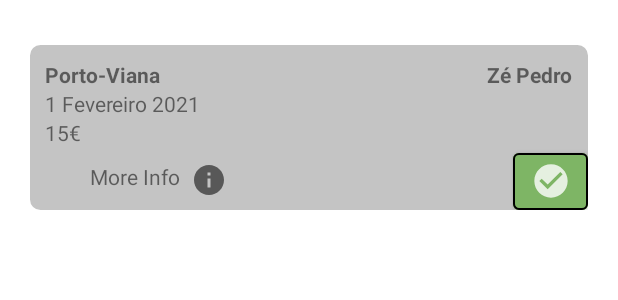
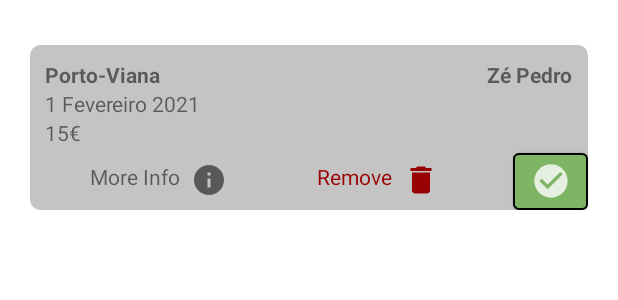
Before and after one commit to LuisPereira474/TPCM, an Android app: the layout wish_list_line.xml on its own in the app's theme, with its tools: preview values and no code run, on a phone screen of 412 x 824 dp. Shown: the top 300 px of the screen. Run offline under Robolectric (Android 15) with nearby library versions, the phone set to English and light mode, and no system bars.

Commit message:
update - add button remove from wishlist

```diff
--- /dev/null
+++ b/app/src/main/res/drawable/ic_baseline_delete_24.xml
@@ -0,0 +1,5 @@
+<vector android:height="24dp" android:tint="#990202"
+    android:viewportHeight="24" android:viewportWidth="24"
+    android:width="24dp" xmlns:android="http://schemas.android.com/apk/res/android">
+    <path android:fillColor="@android:color/white" android:pathData="M6,19c0,1.1 0.9,2 2,2h8c1.1,0 2,-0.9 2,-2V7H6v12zM19,4h-3.5l-1,-1h-5l-1,1H5v2h14V4z"/>
+</vector>
--- a/app/src/main/res/layout/wish_list_line.xml
+++ b/app/src/main/res/layout/wish_list_line.xml
@@ -66,6 +66,18 @@
         android:drawableEnd="@drawable/ic_info"
         android:drawablePadding="7dp"/>
 
+    <TextView
+        android:id="@+id/removeWishList"
+        android:layout_width="wrap_content"
+        android:layout_height="wrap_content"
+        android:text="@string/remove"
+        android:textColor="#990202"
+        android:layout_toRightOf="@id/moreInfoWishList"
+        android:layout_alignTop="@+id/moreInfoWishList"
+        android:layout_marginLeft="60dp"
+        android:drawableEnd="@drawable/ic_baseline_delete_24"
+        android:drawablePadding="7dp"/>
+
 
     <Button
         android:id="@+id/acceptBolWishList"
--- a/app/src/main/res/values/strings.xml
+++ b/app/src/main/res/values/strings.xml
@@ -50,4 +50,5 @@
     <string name="botaoLerQrCode">Scan QR Code</string>
     <string name="wishList">Wish List</string>
     <string name="moreInfo">More Info</string>
+    <string name="remove">Remove</string>
 </resources>
```
Also changed, not shown: 1 other file.
